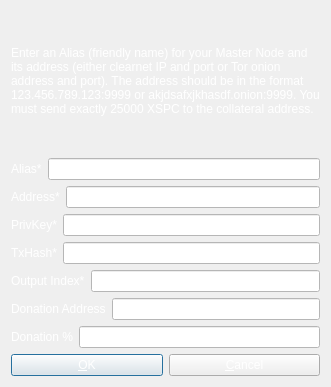
This is src/qt/forms/addeditadrenalinenode.ui in SpectreSecurityCoin/SpectreSecurityCoin as Qt 5 draws it before an edit. The edited form follows.
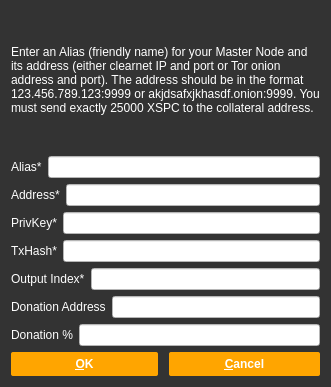
This is the edited form.

What changed in the file:
```diff
--- a/src/qt/forms/addeditadrenalinenode.ui
+++ b/src/qt/forms/addeditadrenalinenode.ui
@@ -14,7 +14,8 @@
    <string>Add/Edit SpectreSecurityCoin Node</string>
   </property>
   <property name="styleSheet">
-   <string notr="true">color: rgb(255, 255, 255);</string>
+   <string notr="true">background-color:rgb(51, 51, 51);
+color: rgb(255, 255, 255);</string>
   </property>
   <property name="modal">
    <bool>true</bool>
@@ -194,6 +195,16 @@
     <layout class="QHBoxLayout" name="horizontalLayout_Buttons">
      <item>
       <widget class="QPushButton" name="okButton">
+       <property name="styleSheet">
+        <string notr="true">background-color: rgb(255, 165, 0); 
+padding:2px 0px;
+font: 75 10pt 'Ubuntu';
+font-weight:bold; 
+border-radius:2px; 
+padding:5px;
+color: rgb(255, 255, 255);
+margin:0px 5px 0px 0px;</string>
+       </property>
        <property name="text">
         <string>&amp;OK</string>
        </property>
@@ -201,6 +212,15 @@
      </item>
      <item>
       <widget class="QPushButton" name="cancelButton">
+       <property name="styleSheet">
+        <string notr="true">background-color: rgb(255, 165, 0); 
+padding:2px 0px;
+font: 75 10pt 'Ubuntu';
+font-weight:bold; 
+border-radius:2px; 
+padding:5px;
+color: rgb(255, 255, 255);</string>
+       </property>
        <property name="text">
         <string>&amp;Cancel</string>
        </property>
```
